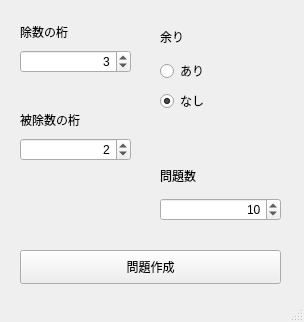
First picture: the form in main.ui, repository ghmsato/CalcTest, before the edit.
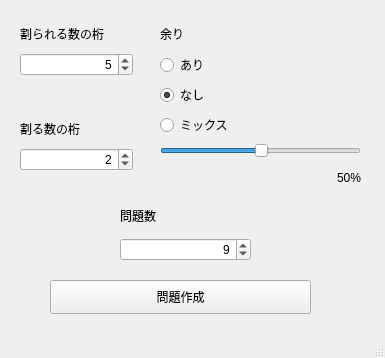
Second picture: the form after the edit.

Commit message: Version 2: * Fix descriptions * Add "Mixed Mode" and mix ratio for reminder * Change result window to enable copy-and-paste results easily

```diff
--- a/main.ui
+++ b/main.ui
@@ -6,41 +6,28 @@
    <rect>
     <x>0</x>
     <y>0</y>
-    <width>304</width>
-    <height>322</height>
+    <width>385</width>
+    <height>358</height>
    </rect>
   </property>
   <property name="windowTitle">
    <string>MainWindow</string>
   </property>
   <widget class="QWidget" name="centralwidget">
-   <widget class="QPushButton" name="pushButton">
-    <property name="geometry">
-     <rect>
-      <x>20</x>
-      <y>250</y>
-      <width>261</width>
-      <height>34</height>
-     </rect>
-    </property>
-    <property name="text">
-     <string>問題作成</string>
-    </property>
-   </widget>
    <widget class="QWidget" name="verticalLayoutWidget">
     <property name="geometry">
      <rect>
       <x>20</x>
       <y>20</y>
-      <width>111</width>
-      <height>141</height>
+      <width>113</width>
+      <height>151</height>
      </rect>
     </property>
     <layout class="QVBoxLayout" name="verticalLayout">
      <item>
       <widget class="QLabel" name="label">
        <property name="text">
-        <string>除数の桁</string>
+        <string>割られる数の桁</string>
        </property>
       </widget>
      </item>
@@ -50,7 +37,7 @@
         <set>Qt::AlignRight|Qt::AlignTrailing|Qt::AlignVCenter</set>
        </property>
        <property name="value">
-        <number>3</number>
+        <number>5</number>
        </property>
       </widget>
      </item>
@@ -64,7 +51,7 @@
      <item>
       <widget class="QLabel" name="label_2">
        <property name="text">
-        <string>被除数の桁</string>
+        <string>割る数の桁</string>
        </property>
       </widget>
      </item>
@@ -85,8 +72,8 @@
      <rect>
       <x>160</x>
       <y>20</y>
-      <width>121</width>
-      <height>201</height>
+      <width>201</width>
+      <height>171</height>
      </rect>
     </property>
     <layout class="QVBoxLayout" name="verticalLayout_2">
@@ -117,13 +104,45 @@
        </property>
       </widget>
      </item>
+     <item>
+      <widget class="QRadioButton" name="radioButton_3">
+       <property name="text">
+        <string>ミックス</string>
+       </property>
+      </widget>
+     </item>
+     <item>
+      <widget class="QSlider" name="horizontalSlider">
+       <property name="value">
+        <number>50</number>
+       </property>
+       <property name="orientation">
+        <enum>Qt::Horizontal</enum>
+       </property>
+      </widget>
+     </item>
      <item>
       <widget class="QLabel" name="label_5">
        <property name="text">
-        <string/>
+        <string>50%</string>
+       </property>
+       <property name="alignment">
+        <set>Qt::AlignRight|Qt::AlignTrailing|Qt::AlignVCenter</set>
        </property>
       </widget>
      </item>
+    </layout>
+   </widget>
+   <widget class="QWidget" name="verticalLayoutWidget_3">
+    <property name="geometry">
+     <rect>
+      <x>120</x>
+      <y>200</y>
+      <width>131</width>
+      <height>61</height>
+     </rect>
+    </property>
+    <layout class="QVBoxLayout" name="verticalLayout_3">
      <item>
       <widget class="QLabel" name="label_4">
        <property name="text">
@@ -137,12 +156,25 @@
         <set>Qt::AlignRight|Qt::AlignTrailing|Qt::AlignVCenter</set>
        </property>
        <property name="value">
-        <number>10</number>
+        <number>9</number>
        </property>
       </widget>
      </item>
     </layout>
    </widget>
+   <widget class="QPushButton" name="pushButton">
+    <property name="geometry">
+     <rect>
+      <x>50</x>
+      <y>280</y>
+      <width>261</width>
+      <height>34</height>
+     </rect>
+    </property>
+    <property name="text">
+     <string>問題作成</string>
+    </property>
+   </widget>
   </widget>
   <widget class="QStatusBar" name="statusbar"/>
  </widget>
```
The commit also changes 2 other files.
